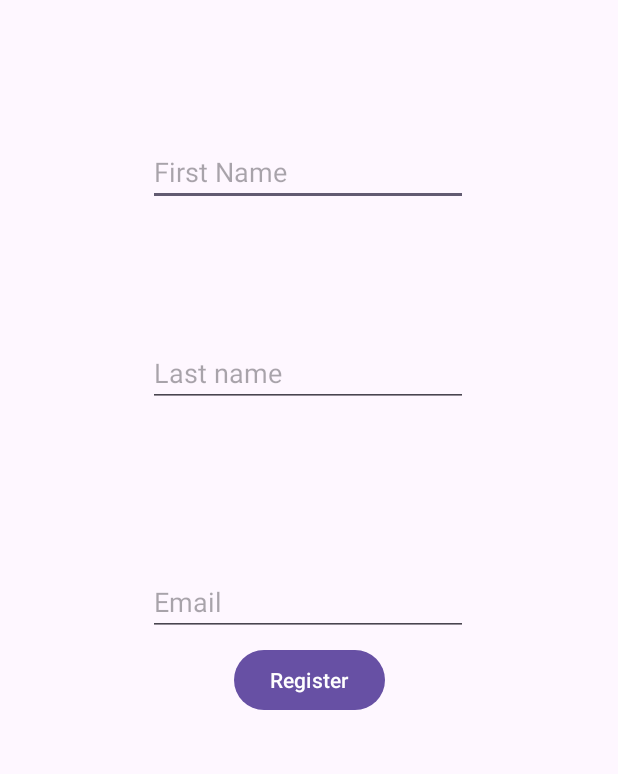
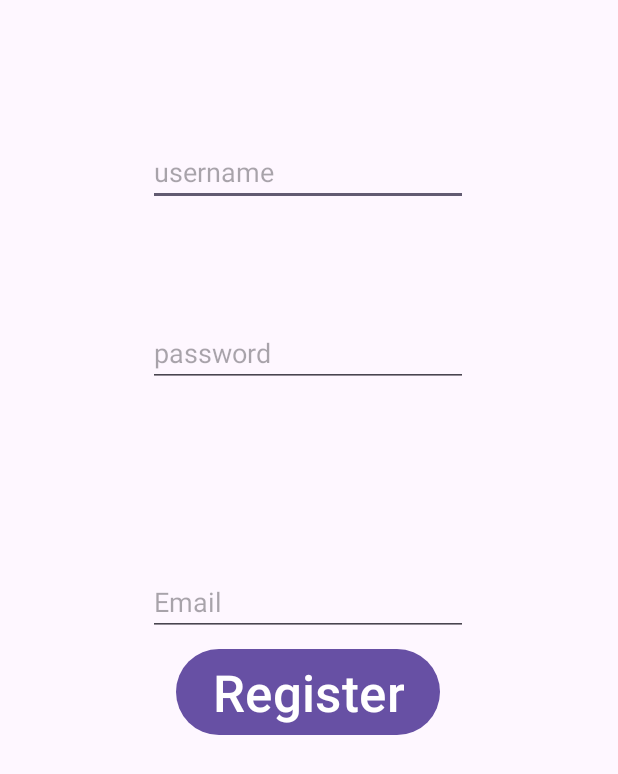
Before and after one commit to UITProjects/NT118.O13.MMCL.Nhom7, an Android app: the screen it shows after launch (MainActivity), on a phone screen of 412 x 824 dp. Shown: the top 774 px of the screen. Run offline under Robolectric (Android 15) with nearby library versions, the phone set to English and light mode, and no system bars; network calls fail.

Commit message:
thay đổi hàm Readnbytes do API android không hỗ trợ thành read(), implement code java vào android app, test ok hàm authentication()

```diff
--- a/Android app/app/build.gradle.kts
+++ b/Android app/app/build.gradle.kts
@@ -9,8 +9,8 @@ android {
 
     defaultConfig {
         applicationId = "me.ngodat0103.myapplication"
-        minSdk = 34
-        targetSdk = 34
+        minSdk = 28
+        targetSdk = 33
         versionCode = 1
         versionName = "1.0"
 
--- a/Android app/app/src/main/AndroidManifest.xml
+++ b/Android app/app/src/main/AndroidManifest.xml
@@ -3,6 +3,7 @@
     xmlns:tools="http://schemas.android.com/tools">
 
     <application
+        android:usesCleartextTraffic="true"
         android:allowBackup="true"
         android:dataExtractionRules="@xml/data_extraction_rules"
         android:fullBackupContent="@xml/backup_rules"
--- a/Android app/app/src/main/java/me/ngodat0103/myapplication/MainActivity.java
+++ b/Android app/app/src/main/java/me/ngodat0103/myapplication/MainActivity.java
@@ -3,29 +3,66 @@ package me.ngodat0103.myapplication;
 import androidx.appcompat.app.AppCompatActivity;
 
 import android.os.Bundle;
+import android.util.Log;
 import android.view.View;
 import android.widget.EditText;
 import android.widget.TextView;
 
 import java.io.IOException;
+import java.security.InvalidAlgorithmParameterException;
+import java.security.InvalidKeyException;
+import java.security.NoSuchAlgorithmException;
+import java.util.Map;
+
+import javax.crypto.BadPaddingException;
+import javax.crypto.IllegalBlockSizeException;
+import javax.crypto.NoSuchPaddingException;
 
 public class MainActivity extends AppCompatActivity {
     @Override
     protected void onCreate(Bundle savedInstanceState) {
         super.onCreate(savedInstanceState);
         setContentView(R.layout.activity_main);
-        handle_thread thread = new handle_thread();
+        Thread thread = new Thread(new Runnable() {
+
+            @Override
+            public void run() {
+                try {
+                    client_connection_module.client_connection_module_init("10.0.2.2",2509);
+                } catch (Exception e) {
+                    e.printStackTrace();
+                }
+            }
+        });
+
         thread.start();
+
     }
-    public void onBtnClick(View view){
-        EditText edtFirstName = findViewById(R.id.editFirstName);
-        EditText editLastName = findViewById(R.id.editLastName);
+    public void onBtnClick(View view) throws InvalidAlgorithmParameterException, NoSuchPaddingException, IllegalBlockSizeException, NoSuchAlgorithmException, BadPaddingException, IOException, InvalidKeyException {
+        EditText username = findViewById(R.id.username);
+        EditText password = findViewById(R.id.password);
         EditText editEmail = findViewById(R.id.editEmail);
         TextView viewFirstName = findViewById(R.id.texFirstName);
         TextView viewLastName = findViewById(R.id.textLastName);
         TextView viewEmail = findViewById(R.id.textEmail);
-        viewFirstName.setText(edtFirstName.getText().toString());
-        viewLastName.setText(editLastName.getText());
-        viewEmail.setText(editEmail.getText());
+        Thread thread = new Thread(new Runnable() {
+
+            @Override
+            public void run() {
+                Map<String, String> status = null;
+                try {
+                    status = handle_request_types_module.authentication(username.getText().toString(), password.getText().toString());
+                   editEmail.setText(status.get("status"));
+                } catch (Exception e) {
+                    Log.d("authentication", String.valueOf(e.getCause()));
+                    Log.d("authentication", String.valueOf(e.getMessage()));
+                    Log.d("authentication",e.toString());
+                }
+            }
+        });
+
+        thread.start();
+
+
     }
 }
--- a/Android app/app/src/main/java/me/ngodat0103/myapplication/cipher_module.java
+++ b/Android app/app/src/main/java/me/ngodat0103/myapplication/cipher_module.java
@@ -6,10 +6,10 @@ import java.security.InvalidAlgorithmParameterException;
 import java.security.InvalidKeyException;
 import java.security.NoSuchAlgorithmException;
 import java.util.Base64;
-
 public class cipher_module {
     private
-    static SecretKey key = string_to_secretkey(System.getenv("symmetric_key"));
+
+    static SecretKey key = string_to_secretkey(cipher_key.symmetric_key);
     public cipher_module(){
         key = string_to_secretkey(System.getenv("symmetric_key"));
     }
--- a/Android app/app/src/main/java/me/ngodat0103/myapplication/handle_thread.java
+++ b/Android app/app/src/main/java/me/ngodat0103/myapplication/handle_thread.java
@@ -11,6 +11,7 @@ import java.security.NoSuchAlgorithmException;
 public class handle_thread extends Thread {
     String type;
     public handle_thread() {
+
     }
     public void run(){
         try {
@@ -18,6 +19,5 @@ public class handle_thread extends Thread {
         } catch (IOException e) {
             throw new RuntimeException(e);
         }
-
     }
 }
--- a/Android app/app/src/main/res/layout/activity_main.xml
+++ b/Android app/app/src/main/res/layout/activity_main.xml
@@ -7,31 +7,31 @@
     tools:context=".MainActivity">
 
     <EditText
-        android:id="@+id/editFirstName"
+        android:id="@+id/username"
         android:layout_width="wrap_content"
         android:layout_height="wrap_content"
         android:layout_marginTop="92dp"
         android:ems="10"
-        android:hint="First Name"
+        android:hint="username"
         android:inputType="text"
-        app:layout_constraintEnd_toEndOf="@+id/editLastName"
+        app:layout_constraintEnd_toEndOf="@+id/password"
         app:layout_constraintHorizontal_bias="1.0"
-        app:layout_constraintStart_toStartOf="@+id/editLastName"
+        app:layout_constraintStart_toStartOf="@+id/password"
         app:layout_constraintTop_toTopOf="parent" />
 
     <EditText
-        android:id="@+id/editLastName"
+        android:id="@+id/password"
         android:layout_width="wrap_content"
         android:layout_height="wrap_content"
         android:ems="10"
-        android:hint="Last name"
+        android:hint="password"
         android:inputType="text"
         app:layout_constraintBottom_toTopOf="@+id/editEmail"
         app:layout_constraintEnd_toEndOf="parent"
         app:layout_constraintHorizontal_bias="0.497"
         app:layout_constraintStart_toStartOf="parent"
-        app:layout_constraintTop_toBottomOf="@+id/editFirstName"
-        app:layout_constraintVertical_bias="0.451" />
+        app:layout_constraintTop_toBottomOf="@+id/username"
+        app:layout_constraintVertical_bias="0.384" />
 
     <EditText
         android:id="@+id/editEmail"
@@ -42,9 +42,9 @@
         android:hint="Email"
         android:inputType="text"
         app:layout_constraintBottom_toBottomOf="parent"
-        app:layout_constraintEnd_toEndOf="@+id/editLastName"
+        app:layout_constraintEnd_toEndOf="@+id/password"
         app:layout_constraintHorizontal_bias="1.0"
-        app:layout_constraintStart_toStartOf="@+id/editLastName" />
+        app:layout_constraintStart_toStartOf="@+id/password" />
 
     <TextView
         android:id="@+id/texFirstName"
@@ -83,12 +83,13 @@
         android:id="@+id/buttonRegister"
         android:layout_width="wrap_content"
         android:layout_height="wrap_content"
+        android:onClick="onBtnClick"
         android:text="Register"
+        android:textSize="34sp"
         app:layout_constraintBottom_toBottomOf="parent"
         app:layout_constraintEnd_toEndOf="parent"
+        app:layout_constraintHorizontal_bias="0.498"
         app:layout_constraintStart_toStartOf="parent"
         app:layout_constraintTop_toTopOf="parent"
-        app:layout_constraintVertical_bias="0.553"
-        android:onClick="onBtnClick"
-        />
+        app:layout_constraintVertical_bias="0.565" />
 </androidx.constraintlayout.widget.ConstraintLayout>
```
Also changed, not shown: Android app/app/src/main/java/me/ngodat0103/myapplication/client_connection_module.java (+8 -14 lines), Android app/app/src/main/java/me/ngodat0103/myapplication/handle_request_types_module.java (+2 -5 lines), 6 other files.
